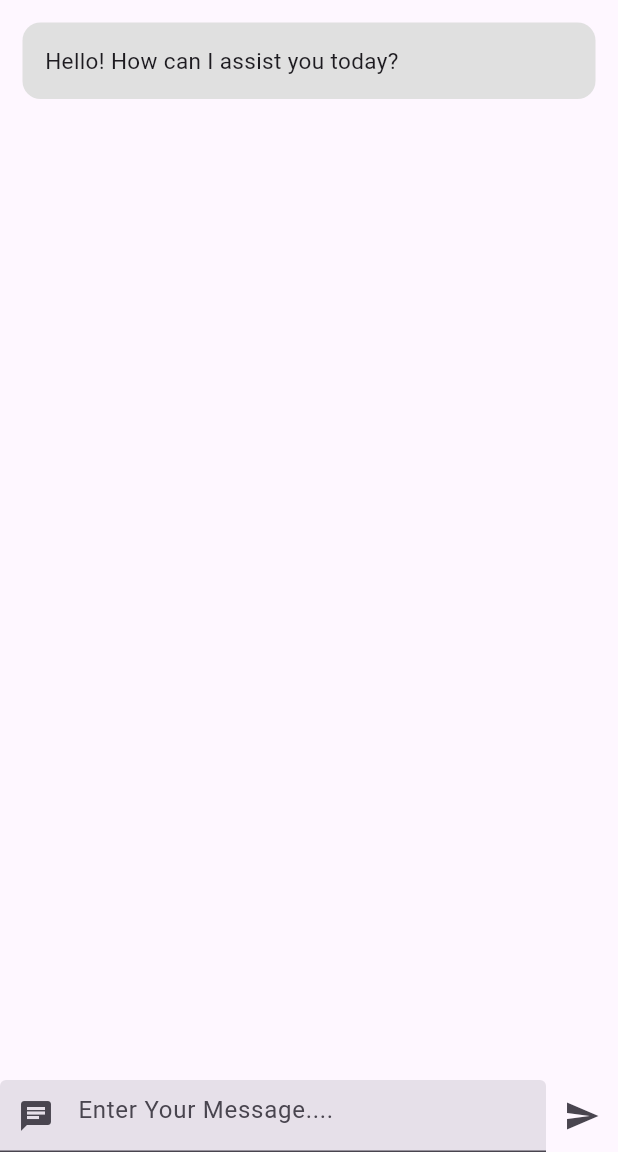
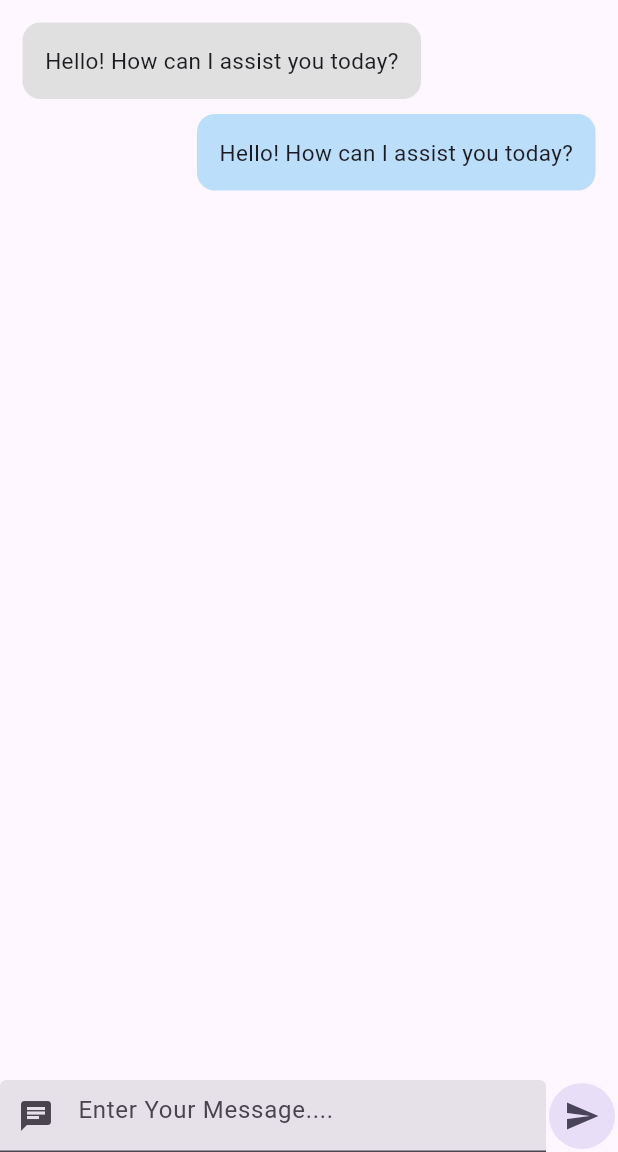
Before and after one commit to Danishkar/flutter_chat-bot, a Flutter app: the screen it shows after launch, on a phone screen of 412 x 824 dp, the part 84-1236 px from its top. Run offline on Flutter 3.47's test engine with Material 3 defaults, Android fonts, the phone set to English and light mode, and no system bars; our stand-ins replace flutter_dotenv.

Commit message:
fix: proper alignment for the user and bot message

```diff
--- a/lib/pages/chat_page.dart
+++ b/lib/pages/chat_page.dart
@@ -15,6 +15,7 @@ class _ChatPageState extends State<ChatPage> {
 
   final List _messages = [
     {'message': "Hello! How can I assist you today?", 'isBot': true},
+    {'message': "Hello! How can I assist you today?", 'isBot': false},
   ];
 
   void onPressed() {
@@ -79,24 +80,33 @@ class _ChatPageState extends State<ChatPage> {
               padding: const EdgeInsets.all(10),
               itemCount: _messages.length,
               itemBuilder: (BuildContext context, int index) {
-                    return Container(
+                return Align(
+                  alignment: _messages[index]['isBot']
+                      ? Alignment.centerLeft
+                      : Alignment.centerRight,
+                  child: ConstrainedBox(
+                    constraints: BoxConstraints(
+                      maxWidth: MediaQuery.of(context).size.width * 0.8,
+                    ),
+                    child: Container(
                       padding: const EdgeInsets.all(15),
                       margin: const EdgeInsets.all(5),
-                      width: 10,
                       decoration: BoxDecoration(
                         borderRadius: BorderRadius.circular(12),
                         color: _messages[index]['isBot']
                             ? const Color.fromARGB(255, 224, 224, 224)
-                              : Colors.blue[100]),
+                            : Colors.blue[100],
+                      ),
                       child: Text(
                         '${_messages[index]['message']}',
-                        textDirection: _messages[index]['isBot']
-                            ? TextDirection.ltr
-                            : TextDirection.rtl,
                         style: const TextStyle(fontSize: 15),
                       ),
+                    ),
+                  ),
                 );
-                  })),
+              },
+            ),
+          ),
           Row(
             children: [
               Expanded(
@@ -112,7 +122,7 @@ class _ChatPageState extends State<ChatPage> {
                   ),
                 ),
               ),
-              IconButton(
+              IconButton.filledTonal(
                 onPressed: onPressed,
                 icon: const Icon(Icons.send),
                 padding: const EdgeInsets.all(10),
```
Lines whose indentation alone changed are shown as unchanged.
